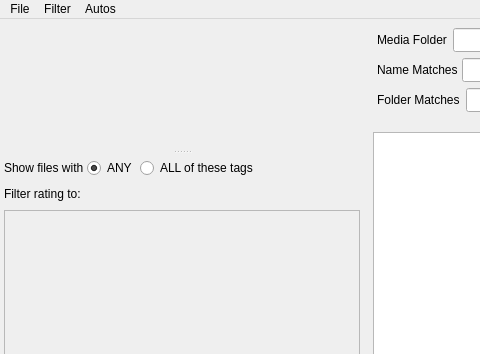
Old version of the form mainwindow.ui in the repository merrillaldrich/compendia; both pictures show x 0 to 480 and y 0 to 354 of the 1200 by 800 pixel window.
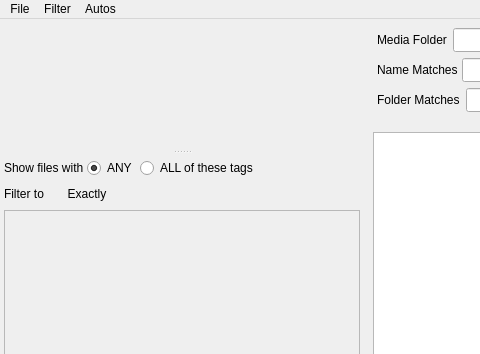
New version of the form. Custom widgets are drawn as their Qt base class.

Commit message:
Add rating filter comparison mode (Less Than / Exactly / More Than)
Replace the static 'Filter rating to:' label with a 'Filter to' label
and a flat QPushButton dropdown that lets the user choose whether the
star-rating filter applies as ≤, =, or ≥.  FilterProxyModel gains a
RatingFilterMode enum and setRatingFilterMode(); filterAcceptsRow uses
the mode in a switch when evaluating the rating filter.  LuminismCore
exposes the same setter as a thin delegation.

Patch:
```diff
--- a/mainwindow.ui
+++ b/mainwindow.ui
@@ -106,7 +106,17 @@
            <item>
             <widget class="QLabel" name="ratingFilterLabel">
              <property name="text">
-              <string>Filter rating to:</string>
+              <string>Filter to</string>
+             </property>
+            </widget>
+           </item>
+           <item>
+            <widget class="QPushButton" name="ratingFilterModeButton">
+             <property name="text">
+              <string>Exactly</string>
+             </property>
+             <property name="flat">
+              <bool>true</bool>
              </property>
             </widget>
            </item>
```
The commit also changes 5 other files.
